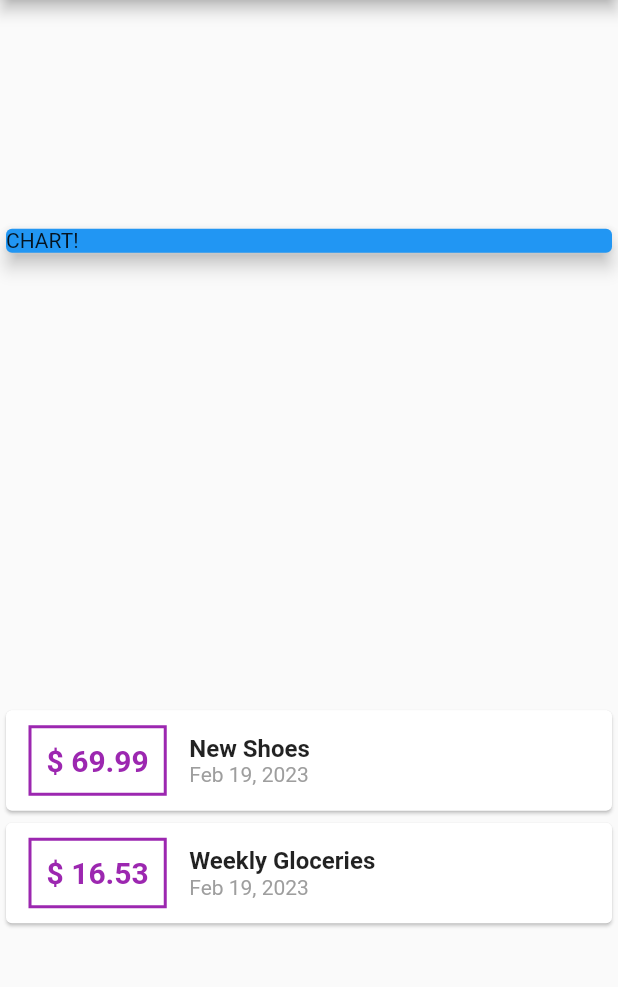
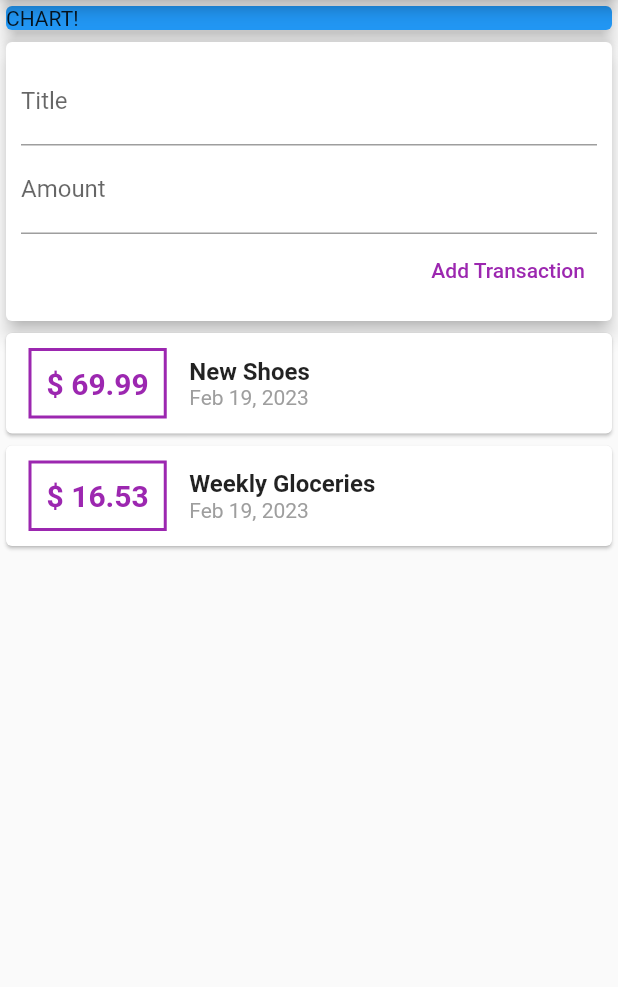
Before and after one commit to danah-kim/flutter-note, a Flutter app: the screen it shows after launch, on a phone screen of 412 x 824 dp, the part 84-1071 px from its top. Run offline on Flutter 3.47's test engine with Material 2 defaults, Android fonts, the phone set to English and light mode, and no system bars; our stand-ins replace shared_preferences.

Commit message:
PersonalExpenses: Add Transaction

```diff
--- a/personal_expenses/lib/main.dart
+++ b/personal_expenses/lib/main.dart
@@ -1,6 +1,5 @@
 import 'package:flutter/material.dart';
-import 'package:intl/intl.dart';
-import 'models/transaction.dart';
+import 'widgets/user_transaction.dart';
 
 void main() => runApp(const MyApp());
 
@@ -9,7 +8,7 @@
 
   @override
   Widget build(BuildContext context) {
-    return MaterialApp(
+    return const MaterialApp(
       title: 'PersonalExpenses',
       home: MyHomePage(),
     );
@@ -17,22 +16,7 @@
 }
 
 class MyHomePage extends StatelessWidget {
-  MyHomePage({super.key});
-
-  final List<TransactionModel> transactions = [
-    TransactionModel(
-      id: 't1',
-      title: 'New Shoes',
-      amount: 69.99,
-      date: DateTime.now(),
-    ),
-    TransactionModel(
-      id: 't2',
-      title: 'Weekly Gloceries',
-      amount: 16.53,
-      date: DateTime.now(),
-    )
-  ];
+  const MyHomePage({super.key});
 
   @override
   Widget build(BuildContext context) {
@@ -42,10 +26,9 @@
         centerTitle: false,
       ),
       body: Column(
-        mainAxisAlignment: MainAxisAlignment.spaceAround,
         crossAxisAlignment: CrossAxisAlignment.stretch,
-        children: <Widget>[
-          const SizedBox(
+        children: const <Widget>[
+          SizedBox(
             width: double.infinity,
             child: Card(
               color: Colors.blue,
@@ -53,55 +36,7 @@
               child: Text('CHART!'),
             ),
           ),
-          Column(
-            children: transactions.map((tx) {
-              return Card(
-                child: Row(
-                  children: <Widget>[
-                    Container(
-                      margin: const EdgeInsets.symmetric(
-                        vertical: 10,
-                        horizontal: 15,
-                      ),
-                      decoration: BoxDecoration(
-                        border: Border.all(
-                          color: Colors.purple,
-                          width: 2,
-                        ),
-                      ),
-                      padding: const EdgeInsets.all(10),
-                      child: Text(
-                        '\$ ${tx.amount.toString()}',
-                        style: const TextStyle(
-                          fontWeight: FontWeight.bold,
-                          fontSize: 20,
-                          color: Colors.purple,
-                        ),
-                      ),
-                    ),
-                    Column(
-                      crossAxisAlignment: CrossAxisAlignment.start,
-                      children: <Widget>[
-                        Text(
-                          tx.title,
-                          style: const TextStyle(
-                            fontSize: 16,
-                            fontWeight: FontWeight.bold,
-                          ),
-                        ),
-                        Text(
-                          DateFormat.yMMMd().format(tx.date),
-                          style: const TextStyle(
-                            color: Colors.grey,
-                          ),
-                        ),
-                      ],
-                    ),
-                  ],
-                ),
-              );
-            }).toList(),
-          ),
+          UserTransaction(),
         ],
       ),
     );
--- /dev/null
+++ b/personal_expenses/lib/widgets/new_transaction.dart
@@ -0,0 +1,44 @@
+import 'package:flutter/material.dart';
+
+class NewTransaction extends StatelessWidget {
+  final Function addTx;
+  final titleController = TextEditingController();
+  final amountController = TextEditingController();
+
+  NewTransaction(this.addTx, {super.key});
+
+  @override
+  Widget build(BuildContext context) {
+    return Card(
+      elevation: 5,
+      child: Container(
+        padding: const EdgeInsets.all(10),
+        child: Column(
+          crossAxisAlignment: CrossAxisAlignment.end,
+          children: <Widget>[
+            TextField(
+              decoration: const InputDecoration(labelText: 'Title'),
+              controller: titleController,
+            ),
+            TextField(
+              decoration: const InputDecoration(labelText: 'Amount'),
+              controller: amountController,
+            ),
+            TextButton(
+              onPressed: () {
+                addTx(
+                    titleController.text, double.parse(amountController.text));
+              },
+              child: const Text(
+                'Add Transaction',
+                style: TextStyle(
+                  color: Colors.purple,
+                ),
+              ),
+            )
+          ],
+        ),
+      ),
+    );
+  }
+}
--- /dev/null
+++ b/personal_expenses/lib/widgets/transaction_list.dart
@@ -0,0 +1,67 @@
+import 'package:flutter/material.dart';
+import 'package:intl/intl.dart';
+
+import '../models/transaction.dart';
+
+class TransactionList extends StatelessWidget {
+  final List<TransactionModel> transactions;
+  const TransactionList(this.transactions, {super.key});
+
+  @override
+  Widget build(BuildContext context) {
+    return SizedBox(
+      height: 500,
+      child: SingleChildScrollView(
+        child: Column(
+          children: transactions.map((tx) {
+            return Card(
+              child: Row(
+                children: <Widget>[
+                  Container(
+                    margin: const EdgeInsets.symmetric(
+                      vertical: 10,
+                      horizontal: 15,
+                    ),
+                    decoration: BoxDecoration(
+                      border: Border.all(
+                        color: Colors.purple,
+                        width: 2,
+                      ),
+                    ),
+                    padding: const EdgeInsets.all(10),
+                    child: Text(
+                      '\$ ${tx.amount.toString()}',
+                      style: const TextStyle(
+                        fontWeight: FontWeight.bold,
+                        fontSize: 20,
+                        color: Colors.purple,
+                      ),
+                    ),
+                  ),
+                  Column(
+                    crossAxisAlignment: CrossAxisAlignment.start,
+                    children: <Widget>[
+                      Text(
+                        tx.title,
+                        style: const TextStyle(
+                          fontSize: 16,
+                          fontWeight: FontWeight.bold,
+                        ),
+                      ),
+                      Text(
+                        DateFormat.yMMMd().format(tx.date),
+                        style: const TextStyle(
+                          color: Colors.grey,
+                        ),
+                      ),
+                    ],
+                  ),
+                ],
+              ),
+            );
+          }).toList(),
+        ),
+      ),
+    );
+  }
+}
--- /dev/null
+++ b/personal_expenses/lib/widgets/user_transaction.dart
@@ -0,0 +1,50 @@
+import 'package:flutter/material.dart';
+import '../models/transaction.dart';
+import './new_transaction.dart';
+import './transaction_list.dart';
+
+class UserTransaction extends StatefulWidget {
+  const UserTransaction({super.key});
+
+  @override
+  State<UserTransaction> createState() => _UserTransactionState();
+}
+
+class _UserTransactionState extends State<UserTransaction> {
+  final List<TransactionModel> _userTransactions = [
+    TransactionModel(
+      id: 't1',
+      title: 'New Shoes',
+      amount: 69.99,
+      date: DateTime.now(),
+    ),
+    TransactionModel(
+      id: 't2',
+      title: 'Weekly Gloceries',
+      amount: 16.53,
+      date: DateTime.now(),
+    )
+  ];
+
+  void _addNewTransaction(String txTitle, double txAmount) {
+    final newTx = TransactionModel(
+        id: DateTime.now().toString(),
+        title: txTitle,
+        amount: txAmount,
+        date: DateTime.now());
+
+    setState(() {
+      _userTransactions.add(newTx);
+    });
+  }
+
+  @override
+  Widget build(BuildContext context) {
+    return Column(
+      children: <Widget>[
+        NewTransaction(_addNewTransaction),
+        TransactionList(_userTransactions),
+      ],
+    );
+  }
+}
```
